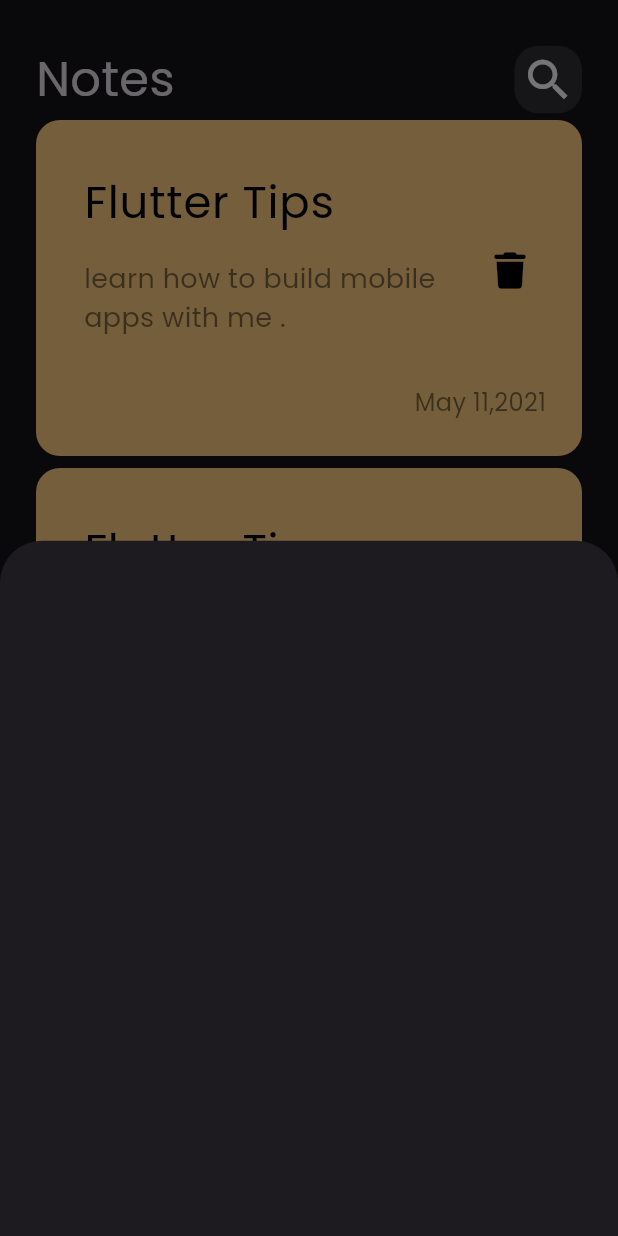
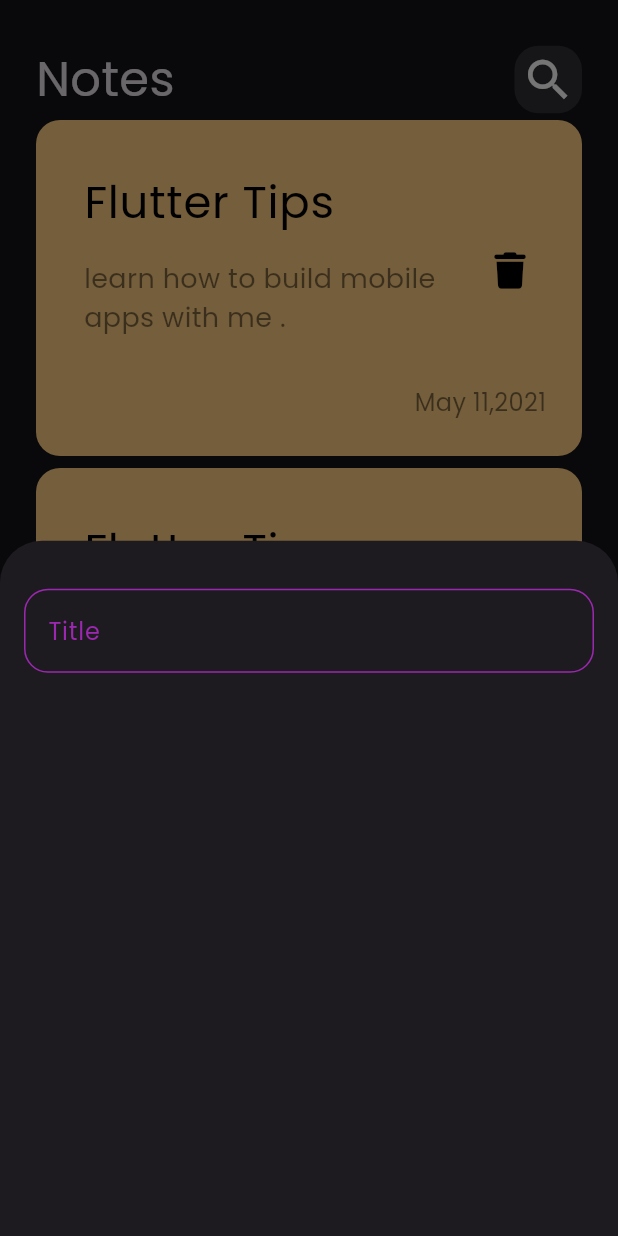
Before and after one commit to MonaAbdelaziz2024/flutter_notes_app, a Flutter app: the screen it shows after launch, after a tap on the "add" icon, on a phone screen of 412 x 824 dp. Run offline on Flutter 3.47's test engine with Material 3 defaults, Android fonts, the phone set to English and light mode, and no system bars; our stand-ins replace font_awesome_flutter.

Commit message:
custom text field .

```diff
--- a/lib/widgets/add_note_bottom_sheet.dart
+++ b/lib/widgets/add_note_bottom_sheet.dart
@@ -1,10 +1,23 @@
 import 'package:flutter/material.dart';
+import 'package:notes_app/widgets/custom_text_field.dart';
 
 class AddNoteBottomSheet extends StatelessWidget {
   const AddNoteBottomSheet({super.key});
 
   @override
   Widget build(BuildContext context) {
-    return  Container();
+    return Padding(
+      padding: const EdgeInsets.symmetric(
+        horizontal: 16,
+      ),
+      child: Column(
+        children: [
+          SizedBox(
+            height: 32,
+          ),
+          CustomTextField(),
+        ],
+      ),
+    );
   }
 }
--- /dev/null
+++ b/lib/widgets/custom_text_field.dart
@@ -0,0 +1,26 @@
+import 'package:flutter/material.dart';
+
+class CustomTextField extends StatelessWidget {
+  const CustomTextField({super.key});
+
+  @override
+  Widget build(BuildContext context) {
+    return TextField(
+      decoration: InputDecoration(
+        hintText: 'Title',
+        hintStyle: TextStyle(color: Colors.purple),
+          border: OutlineInputBorder(
+        borderRadius: BorderRadius.circular(16),
+        borderSide: BorderSide(
+          color: Colors.purple,
+        ),
+      ),
+      enabledBorder: OutlineInputBorder(
+        borderRadius: BorderRadius.circular(16),
+        borderSide: BorderSide(
+          color: Colors.purple,),
+    ),
+    ),
+    );
+  }
+}
```
